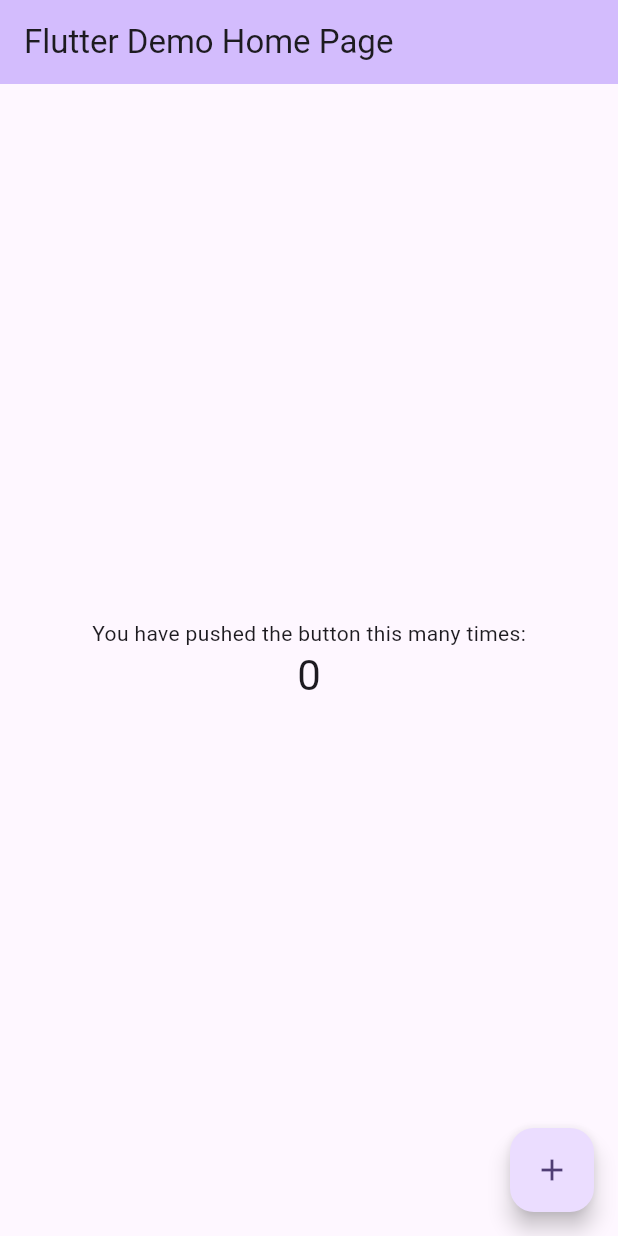
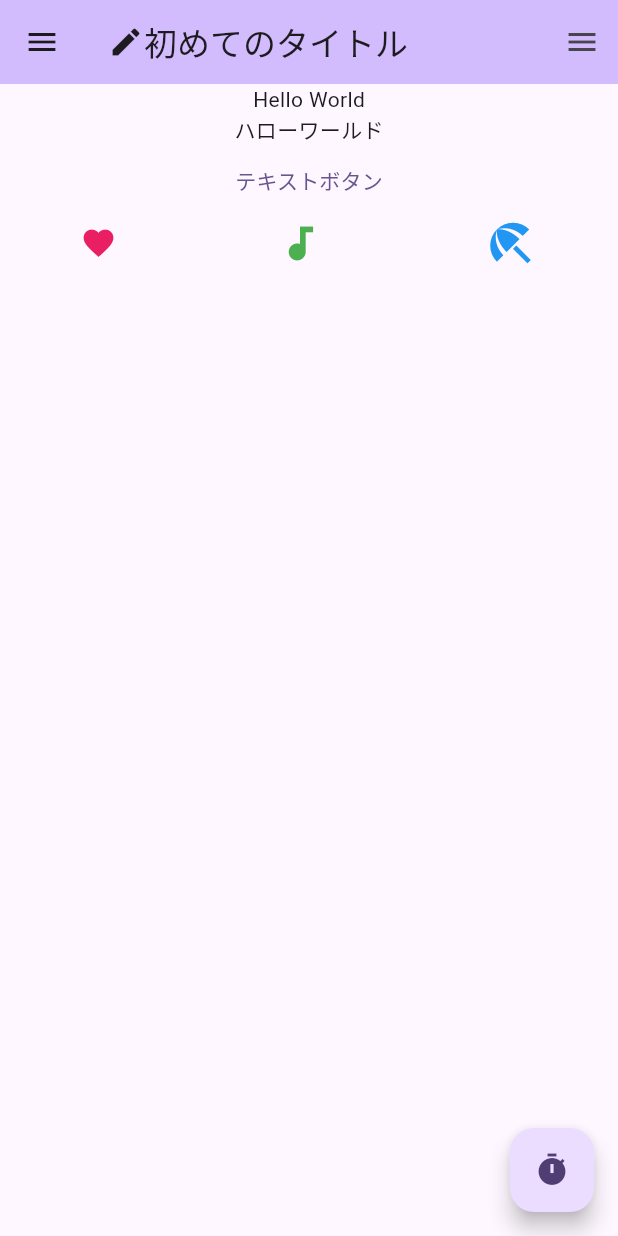
Before and after one commit to CPI-Japanese2/flutter_practical_introduction, a Flutter app: the screen it shows after launch, on a phone screen of 412 x 824 dp. Run offline on Flutter 3.47's test engine with Material 3 defaults, Android fonts, the phone set to English and light mode, and no system bars.

Commit message:
feat: update widget

```diff
--- a/lib/main.dart
+++ b/lib/main.dart
@@ -85,42 +85,42 @@
         backgroundColor: Theme.of(context).colorScheme.inversePrimary,
         // Here we take the value from the MyHomePage object that was created by
         // the App.build method, and use it to set our appbar title.
-        title: Text(widget.title),
+        // title: Text(widget.title),
+        title: Row(children: const [
+          Icon(Icons.create),
+          Text("初めてのタイトル"),
+        ]),
       ),
-      body: Center(
-        // Center is a layout widget. It takes a single child and positions it
-        // in the middle of the parent.
-        child: Column(
-          // Column is also a layout widget. It takes a list of children and
-          // arranges them vertically. By default, it sizes itself to fit its
-          // children horizontally, and tries to be as tall as its parent.
-          //
-          // Column has various properties to control how it sizes itself and
-          // how it positions its children. Here we use mainAxisAlignment to
-          // center the children vertically; the main axis here is the vertical
-          // axis because Columns are vertical (the cross axis would be
-          // horizontal).
-          //
-          // TRY THIS: Invoke "debug painting" (choose the "Toggle Debug Paint"
-          // action in the IDE, or press "p" in the console), to see the
-          // wireframe for each widget.
-          mainAxisAlignment: MainAxisAlignment.center,
-          children: <Widget>[
-            const Text(
-              'You have pushed the button this many times:',
-            ),
-            Text(
-              '$_counter',
-              style: Theme.of(context).textTheme.headlineMedium,
-            ),
-          ],
+      // body: Text("Hello World"),
+      body: Column(children: [
+        const Text("Hello World"),
+        const Text("ハローワールド"),
+        TextButton(
+          onPressed: () => {print("ボタンが押されたよ")},
+          child: const Text("テキストボタン"),
         ),
-      ),
+        Row(mainAxisAlignment: MainAxisAlignment.spaceAround, children: const [
+          Icon(
+            Icons.favorite,
+            color: Colors.pink,
+            size: 24.0,
+          ),
+          Icon(
+            Icons.audiotrack,
+            color: Colors.green,
+            size: 30.0,
+          ),
+          Icon(
+            Icons.beach_access,
+            color: Colors.blue,
+            size: 36.0,
+          ),
+        ]),
+      ]),
       floatingActionButton: FloatingActionButton(
-        onPressed: _incrementCounter,
-        tooltip: 'Increment',
-        child: const Icon(Icons.add),
-      ), // This trailing comma makes auto-formatting nicer for build methods.
+          onPressed: () => {print("押したね？")}, child: const Icon(Icons.timer)),
+      drawer: const Drawer(child: Center(child: Text("Drawer"))),
+      endDrawer: const Drawer(child: Center(child: Text("EndDrawer"))),
     );
   }
 }
```
